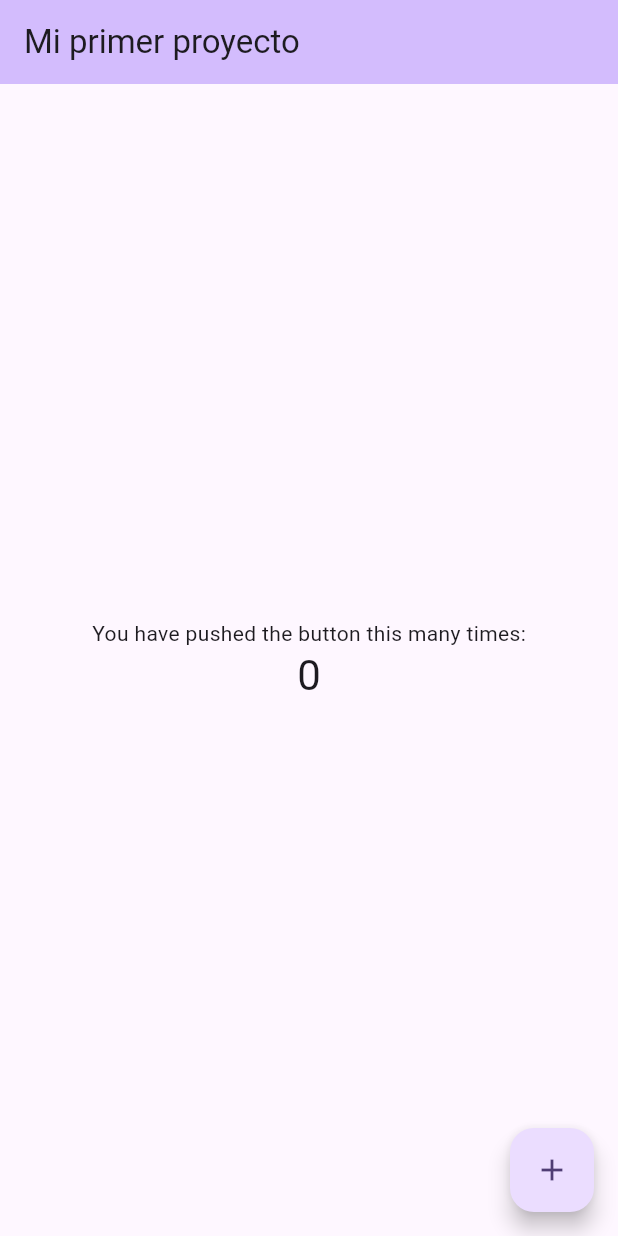
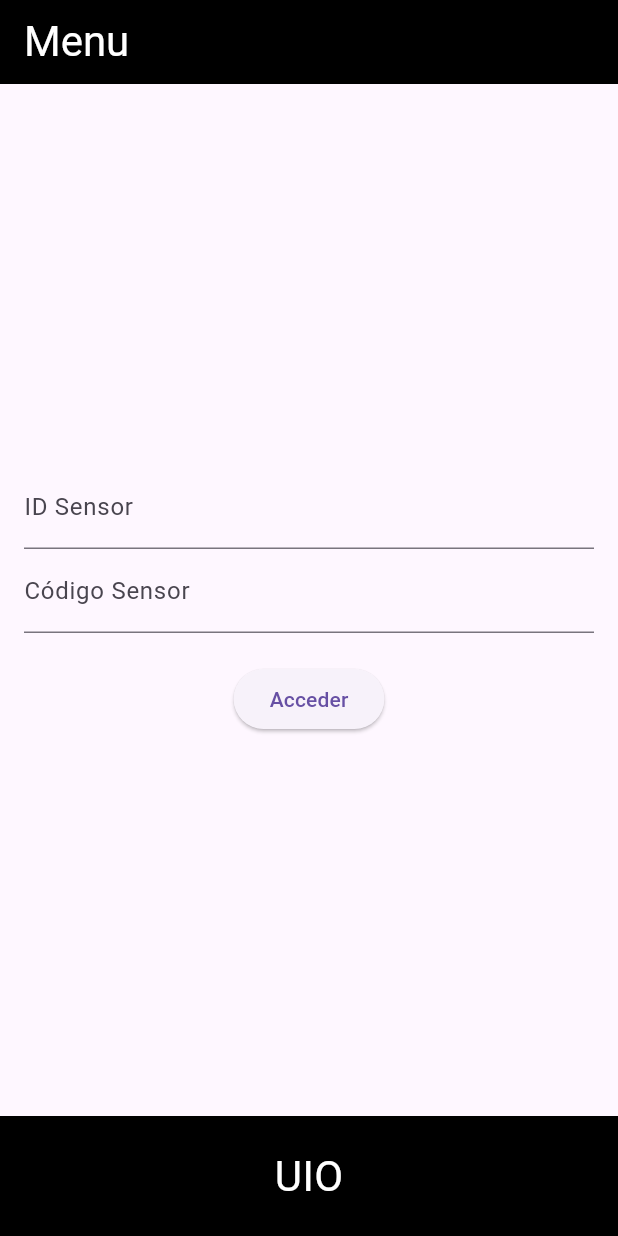
Before and after one commit to giohgav/UIO, a Flutter app: the screen it shows after launch, on a phone screen of 412 x 824 dp. Run offline on Flutter 3.47's test engine with Material 3 defaults, Android fonts, the phone set to English and light mode, and no system bars; our stand-ins replace date_format, sqflite; accounts and stored records are empty.

Commit message:
Restauracion por error de un git push --force

```diff
--- a/lib/main.dart
+++ b/lib/main.dart
@@ -1,4 +1,4 @@
-import 'package:flutter/material.dart';
+/* import 'package:flutter/material.dart';
 import 'random.dart'; // Importa el archivo random.dart
 
 void main() {
@@ -125,3 +125,80 @@ class _MyHomePageState extends State<MyHomePage> {
     );
   }
 }
+ */
+
+import 'package:flutter/material.dart';
+import 'db.dart';
+import 'menu.dart';
+
+//import 'datalogger.dart'; // Importa las pantallas necesarias
+//import 'alertas.dart';
+//import 'rango.dart';
+
+void main() => runApp(Inicio());
+
+class Inicio extends StatelessWidget {
+
+  @override
+  Widget build(BuildContext context) {
+    return MaterialApp(
+      home: PaginaInicio(),
+      routes: {
+        '/menu': (context) => Menu(),
+        //'/datalogger': (context) => DataLogger(),
+        //'/alertas': (context) => Alertas(),
+        //'/rango': (context) => Rango(),
+      },
+    );
+  }
+}
+class PaginaInicio extends StatelessWidget {
+  final TextEditingController idController = TextEditingController();
+  final TextEditingController codigoController = TextEditingController();
+
+  Future<void> acceder(BuildContext context) async {
+    String idSensor = idController.text;
+    String codigoSensor = codigoController.text;
+    await ejecutarConsulta(
+        "SELECT * FROM sensor WHERE id_sensor = '$idSensor' AND codigo_sensor = '$codigoSensor'");
+ if (resultadosGlobales.isNotEmpty) {
+      Navigator.pushReplacementNamed(context, '/menu');
+    } else {
+      showDialog(
+            context: context,
+            builder: (_) => AlertDialog(
+              title: Text('Error'),
+              content: Text('No existe el sensor'),
+              actions: [
+                TextButton(
+                  onPressed: () => Navigator.of(context).pop(),
+                  child: Text('Aceptar'),
+                ),
+              ],
+            ),
+          );
+  }
+  }
+  @override
+  Widget build(BuildContext context) {
+    return Scaffold(
+      appBar: AppBar( backgroundColor: Colors.black, title: Text( 'Menu', style: TextStyle( fontSize: 28 ,color: Colors.white, ), ), ),
+      body: Padding(
+        padding: EdgeInsets.all(16.0),
+        child: Column(
+          mainAxisAlignment: MainAxisAlignment.center,
+          children: [
+            TextField(controller: idController, decoration: InputDecoration(labelText: 'ID Sensor')),
+            TextField(controller: codigoController, decoration: InputDecoration(labelText: 'Código Sensor')),
+            SizedBox(height: 20),
+            ElevatedButton(
+              onPressed: () => acceder(context),
+              child: Text('Acceder'),
+            ),
+          ],
+        ),
+      ),
+      bottomNavigationBar: BottomAppBar( color: Colors.black, child: Container( child: Center( child: Text( 'UIO', style: TextStyle(fontSize: 28, color: Colors.white), ), ), ), ),
+    );
+  }
+}
--- a/lib/menu.dart
+++ b/lib/menu.dart
@@ -0,0 +1,44 @@
+/* import 'package:flutter/material.dart';
+import 'datalogger.dart';
+
+void main() {
+  runApp(Menu()); // cambiar titulo
+}
+
+class Menu extends StatelessWidget { // cambiar titulo
+  @override
+  Widget build(BuildContext context) {
+    return MaterialApp(
+      home: Scaffold(
+        appBar: AppBar( backgroundColor: Colors.black, title: Text( 'Menu', style: TextStyle( fontSize: 28 ,color: Colors.white, ), ), ),
+        body: Center(),
+        bottomNavigationBar: BottomAppBar( color: Colors.black, child: Container( child: Row( mainAxisAlignment: MainAxisAlignment.spaceAround, children: <Widget>[ IconButton( icon: Icon(Icons.notifications, color: Colors.white), onPressed: () { }, ), IconButton( icon: Icon(Icons.assignment, color: Colors.white), onPressed: () {runApp(Datalogger()); }, ), IconButton( icon: Icon(Icons.settings, color: Colors.white), onPressed: () { }, ), ], ), ), ),
+
+     ),
+    );
+  }
+}
+ */
+import 'package:flutter/material.dart';
+import 'datalogger.dart';
+import 'random.dart';
+
+void main() {
+  mainRandom();
+  runApp(Menu()); // cambiar titulo
+}
+
+class Menu extends StatelessWidget { // cambiar titulo
+  @override
+  Widget build(BuildContext pantalla) {
+    return MaterialApp(
+      home: Scaffold(
+        appBar: AppBar( backgroundColor: Colors.black, title: Text( 'Menu', style: TextStyle( fontSize: 28 ,color: Colors.white, ), ), ),
+        body: Center(),
+        bottomNavigationBar: BottomAppBar( color: Colors.black, child: Container( child: Row( mainAxisAlignment: MainAxisAlignment.spaceAround, children: <Widget>[ IconButton( icon: Icon(Icons.notifications, color: Colors.white), onPressed: () { }, ), IconButton( icon: Icon(Icons.assignment, color: Colors.white), onPressed: () {Navigator.push(pantalla, MaterialPageRoute(builder: (context) => Datalogger()));}, ), IconButton( icon: Icon(Icons.settings, color: Colors.white), onPressed: () { }, ), ], ), ), ),
+
+     ),
+
+    );
+  }
+}
```
Also changed, not shown: lib/alertas.dart (added, +111 -0 lines).
